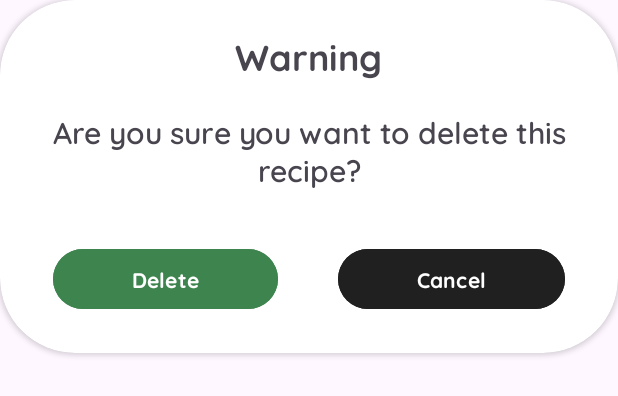
After one commit to OsamaEmam314/Reciply-Application, an Android app: the layout custom_dialog.xml on its own in the app's theme, with its tools: preview values and no code run, on a phone screen of 412 x 824 dp. The commit adds this screen. Shown: the top 396 px of the screen. Run offline under Robolectric (Android 15) with nearby library versions, the phone set to English and light mode, and no system bars; network calls fail.

Commit message:
the alert dialog ui is added

```diff
--- a/app/src/main/java/com/reciply/fav/FavoriteFragment.kt
+++ b/app/src/main/java/com/reciply/fav/FavoriteFragment.kt
@@ -1,10 +1,15 @@
 package com.reciply.fav
 
+import android.app.Dialog
+import android.graphics.Color
+import android.graphics.drawable.ColorDrawable
 import android.os.Bundle
 import androidx.fragment.app.Fragment
 import android.view.LayoutInflater
 import android.view.View
 import android.view.ViewGroup
+import android.view.Window
+import android.widget.Button
 import androidx.navigation.NavController
 import androidx.navigation.fragment.findNavController
 import androidx.recyclerview.widget.GridLayoutManager
@@ -48,4 +53,24 @@ class FavoriteFragment : Fragment() {
 
     }
 
+    private fun showCustomDialog(){
+        val dialog = Dialog(requireContext())
+        dialog.requestWindowFeature(Window.FEATURE_NO_TITLE)
+        dialog.setCancelable(false)
+        dialog.setContentView(R.layout.custom_dialog)
+        dialog.window?.setBackgroundDrawable(ColorDrawable(Color.TRANSPARENT))
+
+        val btnDelete: Button = dialog.findViewById(R.id.btn_delete_dialog)
+        val btnCancel: Button = dialog.findViewById(R.id.btn_cancel_dialog)
+
+        btnDelete.setOnClickListener {
+            // delete recipe from db
+        }
+        btnCancel.setOnClickListener {
+            // hide the dialog
+            dialog.dismiss()
+        }
+        dialog.show()
+    }
+
 }
--- /dev/null
+++ b/app/src/main/res/layout/custom_dialog.xml
@@ -0,0 +1,69 @@
+<?xml version="1.0" encoding="utf-8"?>
+<androidx.cardview.widget.CardView xmlns:android="http://schemas.android.com/apk/res/android"
+    android:layout_width="match_parent"
+    android:layout_height="wrap_content"
+    xmlns:app="http://schemas.android.com/apk/res-auto"
+    app:cardCornerRadius="@dimen/corner_radius"
+    android:elevation="@dimen/elevation">
+
+    <LinearLayout
+        android:layout_width="match_parent"
+        android:layout_height="wrap_content"
+        android:orientation="vertical"
+        android:gravity="center">
+
+        <TextView
+            android:layout_width="wrap_content"
+            android:layout_height="wrap_content"
+            android:text="Warning"
+            android:fontFamily="@font/quicksand_bold"
+            android:layout_marginBottom="@dimen/margin_top"
+            android:layout_marginTop="20dp"
+            android:textSize="@dimen/headline1" />
+
+        <TextView
+            android:layout_width="wrap_content"
+            android:layout_height="wrap_content"
+            android:text="@string/dialog_message"
+            android:fontFamily="@font/quicksand_semibold"
+            android:layout_marginVertical="@dimen/margin_top"
+            android:textSize="@dimen/headline2"
+            android:gravity="center"/>
+
+        <LinearLayout
+            android:layout_width="match_parent"
+            android:layout_height="wrap_content"
+            android:orientation="horizontal"
+            android:layout_marginHorizontal="10dp"
+            android:layout_marginVertical="20dp"
+            android:padding="5dp">
+
+            <Button
+                android:id="@+id/btn_delete_dialog"
+                android:layout_width="wrap_content"
+                android:layout_height="wrap_content"
+                android:layout_weight="0.5"
+                android:text="Delete"
+                android:layout_marginHorizontal="20dp"
+                android:backgroundTint="@color/Green_700"
+                android:fontFamily="@font/quicksand_bold"/>
+
+            <Button
+                android:id="@+id/btn_cancel_dialog"
+                android:layout_width="wrap_content"
+                android:layout_height="wrap_content"
+                android:layout_weight="0.5"
+                android:text="Cancel"
+                android:layout_marginHorizontal="20dp"
+                android:backgroundTint="@color/Gray_700"
+                android:fontFamily="@font/quicksand_bold"/>
+
+        </LinearLayout>
+
+
+    </LinearLayout>
+
+
+
+
+</androidx.cardview.widget.CardView>
--- a/app/src/main/res/values/strings.xml
+++ b/app/src/main/res/values/strings.xml
@@ -6,4 +6,6 @@
     <string name="search_hint">Search any recipe</string>
     <string name="fav_search_hint">Search in favorite recipes</string>
     <string name="no_results">No results available</string>
+
+    <string name="dialog_message">Are you sure you want to delete this recipe?</string>
 </resources>
```
